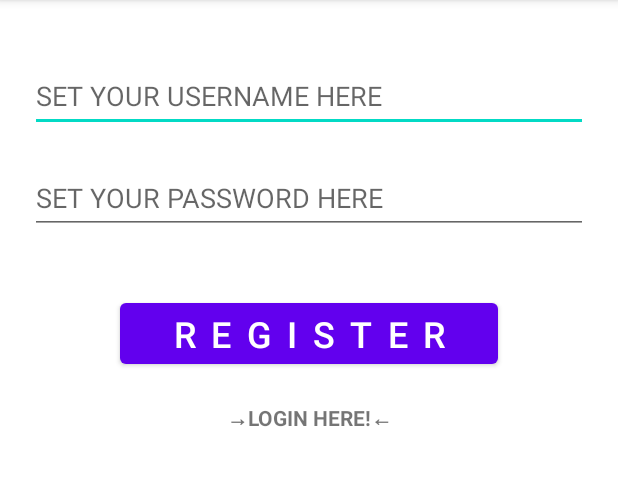
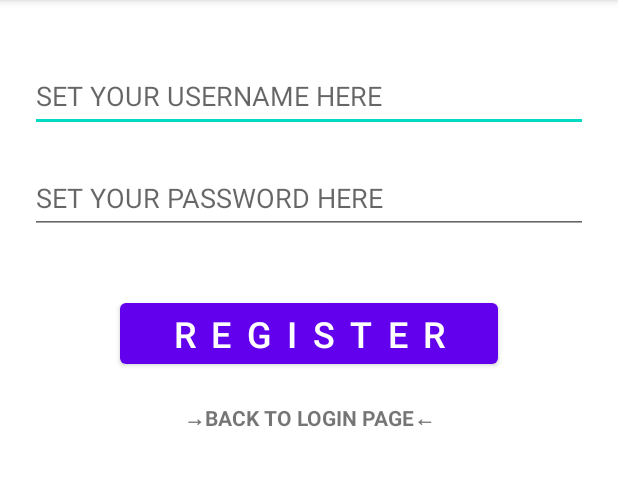
Before and after one commit to BobLynn/FinLis-2.0-App, an Android app: the RegisterActivity screen opened directly, with no data from a screen before it, on a phone screen of 412 x 824 dp, the part 84-570 px from its top. Run offline under Robolectric (Android 15) with nearby library versions, the phone set to English and light mode, and no system bars.

Commit message:
edited the textview

```diff
--- a/app/src/main/res/layout/activity_register.xml
+++ b/app/src/main/res/layout/activity_register.xml
@@ -56,7 +56,7 @@
         android:layout_height="wrap_content"
         android:layout_marginTop="20dp"
         android:gravity="center"
-        android:text="→LOGIN HERE!←"
+        android:text="→BACK TO LOGIN PAGE←"
         android:textStyle="bold"
         app:layout_constraintEnd_toEndOf="parent"
         app:layout_constraintHorizontal_bias="1.0"
```
